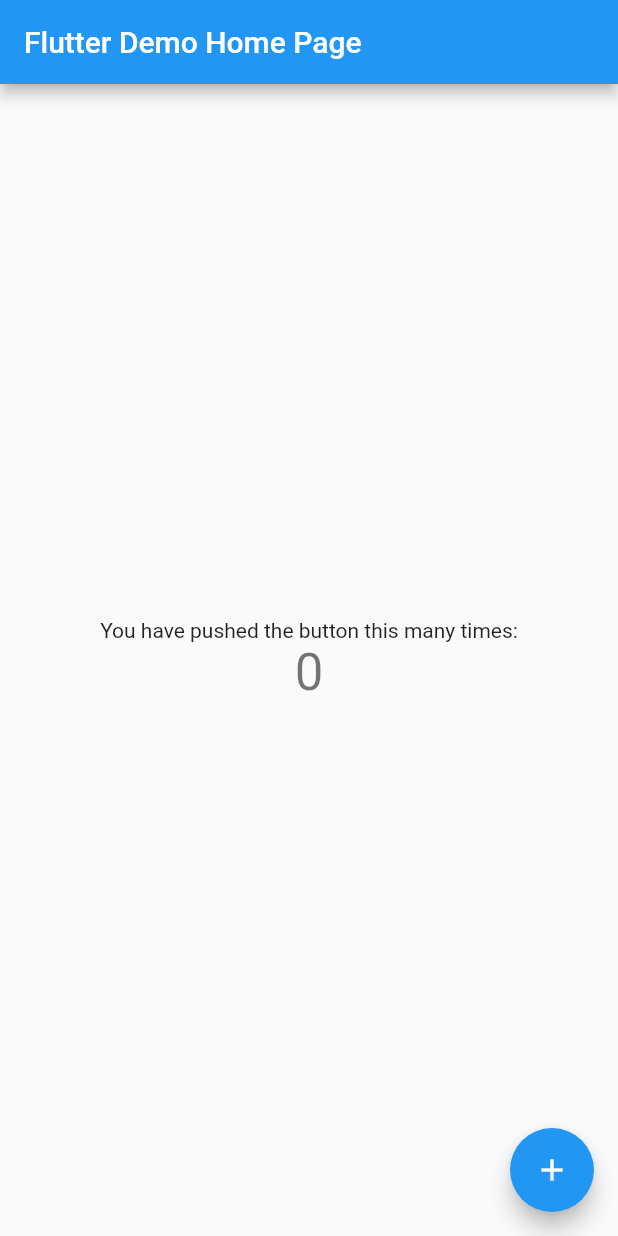
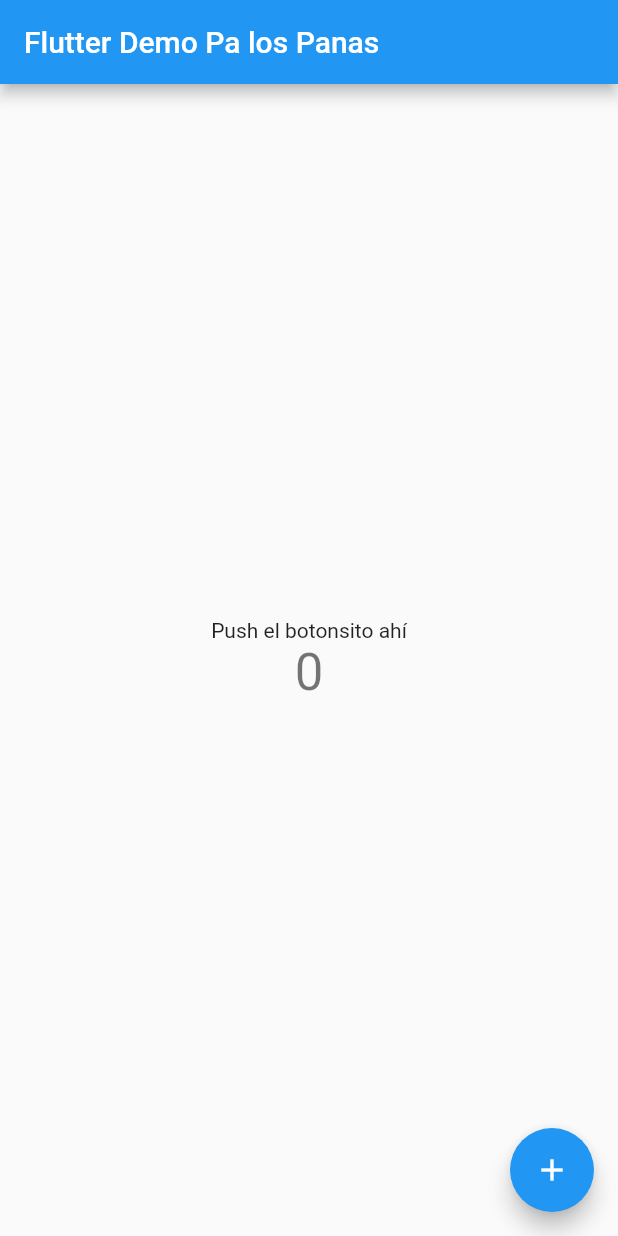
Before and after one commit to tguzmani/citrus-app-mobile, a Flutter app: the screen it shows after launch, on a phone screen of 412 x 824 dp. Run offline on Flutter 3.47's test engine with Material 2 defaults, Android fonts, the phone set to English and light mode, and no system bars.

Commit message:
modificado main para pruebas

```diff
--- a/lib/main.dart
+++ b/lib/main.dart
@@ -5,39 +5,20 @@ void main() {
 }
 
 class MyApp extends StatelessWidget {
-  // This widget is the root of your application.
   @override
   Widget build(BuildContext context) {
     return MaterialApp(
       title: 'Flutter Demo',
       theme: ThemeData(
-        // This is the theme of your application.
-        //
-        // Try running your application with "flutter run". You'll see the
-        // application has a blue toolbar. Then, without quitting the app, try
-        // changing the primarySwatch below to Colors.green and then invoke
-        // "hot reload" (press "r" in the console where you ran "flutter run",
-        // or simply save your changes to "hot reload" in a Flutter IDE).
-        // Notice that the counter didn't reset back to zero; the application
-        // is not restarted.
         primarySwatch: Colors.blue,
       ),
-      home: MyHomePage(title: 'Flutter Demo Home Page'),
+      home: MyHomePage(title: 'Flutter Demo Pa los Panas'),
     );
   }
 }
 
 class MyHomePage extends StatefulWidget {
   MyHomePage({Key? key, required this.title}) : super(key: key);
-
-  // This widget is the home page of your application. It is stateful, meaning
-  // that it has a State object (defined below) that contains fields that affect
-  // how it looks.
-
-  // This class is the configuration for the state. It holds the values (in this
-  // case the title) provided by the parent (in this case the App widget) and
-  // used by the build method of the State. Fields in a Widget subclass are
-  // always marked "final".
 
   final String title;
 
@@ -50,51 +31,22 @@ class _MyHomePageState extends State<MyHomePage> {
 
   void _incrementCounter() {
     setState(() {
-      // This call to setState tells the Flutter framework that something has
-      // changed in this State, which causes it to rerun the build method below
-      // so that the display can reflect the updated values. If we changed
-      // _counter without calling setState(), then the build method would not be
-      // called again, and so nothing would appear to happen.
       _counter++;
     });
   }
 
   @override
   Widget build(BuildContext context) {
-    // This method is rerun every time setState is called, for instance as done
-    // by the _incrementCounter method above.
-    //
-    // The Flutter framework has been optimized to make rerunning build methods
-    // fast, so that you can just rebuild anything that needs updating rather
-    // than having to individually change instances of widgets.
     return Scaffold(
       appBar: AppBar(
-        // Here we take the value from the MyHomePage object that was created by
-        // the App.build method, and use it to set our appbar title.
         title: Text(widget.title),
       ),
       body: Center(
-        // Center is a layout widget. It takes a single child and positions it
-        // in the middle of the parent.
         child: Column(
-          // Column is also a layout widget. It takes a list of children and
-          // arranges them vertically. By default, it sizes itself to fit its
-          // children horizontally, and tries to be as tall as its parent.
-          //
-          // Invoke "debug painting" (press "p" in the console, choose the
-          // "Toggle Debug Paint" action from the Flutter Inspector in Android
-          // Studio, or the "Toggle Debug Paint" command in Visual Studio Code)
-          // to see the wireframe for each widget.
-          //
-          // Column has various properties to control how it sizes itself and
-          // how it positions its children. Here we use mainAxisAlignment to
-          // center the children vertically; the main axis here is the vertical
-          // axis because Columns are vertical (the cross axis would be
-          // horizontal).
           mainAxisAlignment: MainAxisAlignment.center,
           children: <Widget>[
             Text(
-              'You have pushed the button this many times:',
+              'Push el botonsito ahí',
             ),
             Text(
               '$_counter',
```
Also changed, not shown: 1 other file.
